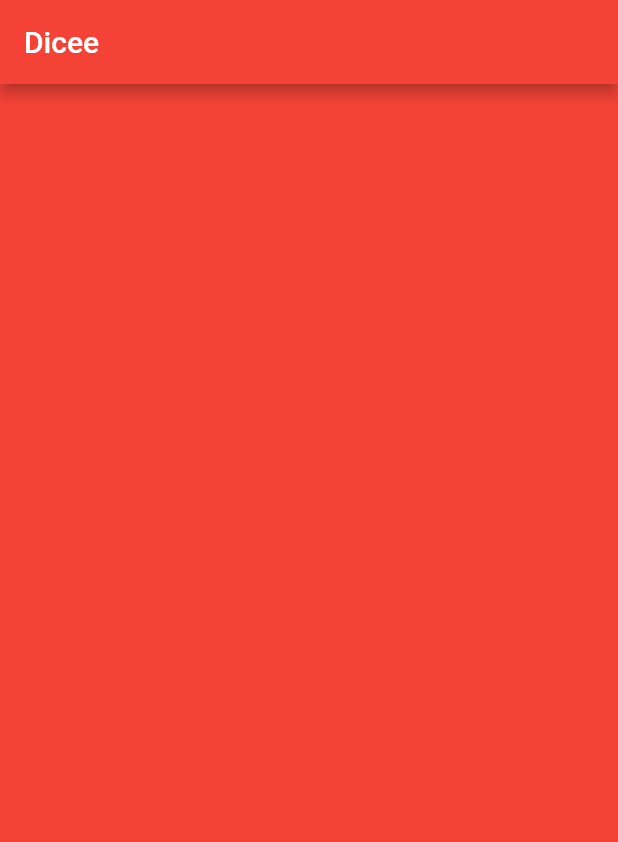
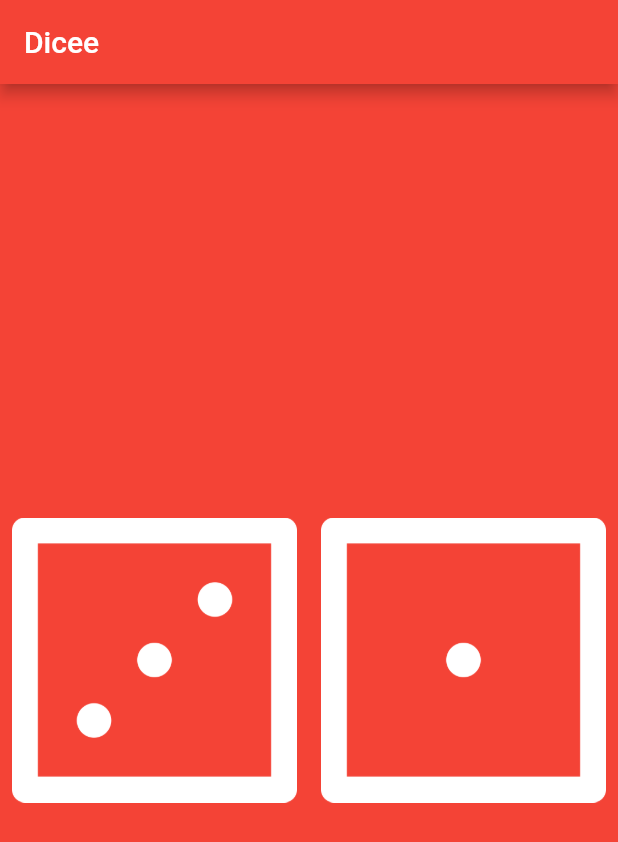
Before and after one commit to jana-settel/dice-app, a Flutter app: the screen it shows after launch, on a phone screen of 412 x 824 dp. Shown: the top 842 px of the screen. Run offline on Flutter 3.47's test engine with Material 2 defaults, Android fonts, the phone set to English and light mode, and no system bars.

Commit message:
add buttons

```diff
--- a/lib/main.dart
+++ b/lib/main.dart
@@ -7,18 +7,35 @@ void main() {
       home: Scaffold(
         backgroundColor: Colors.red,
         appBar: AppBar(
-          title: Text('Dicee'),
+          title: const Text('Dicee'),
           backgroundColor: Colors.red,
         ),
-        body: DicePage(),
+        body: const DicePage(),
       ),
     ),
   );
 }
 
 class DicePage extends StatelessWidget {
+  const DicePage({Key? key}) : super(key: key);
+
   @override
   Widget build(BuildContext context) {
-    return Container();
+    var leftDiceNumber = 3;
+    return Center(
+      child: Row(
+        children: <Widget>[
+          Expanded(
+            child: TextButton(
+                onPressed: () {},
+                child: Image.asset('images/dice$leftDiceNumber.png')),
+          ),
+          Expanded(
+            child: TextButton(
+                onPressed: () {}, child: Image.asset('images/dice1.png')),
+          ),
+        ],
+      ),
+    );
   }
 }
```
Also changed, not shown: 1 other file.
